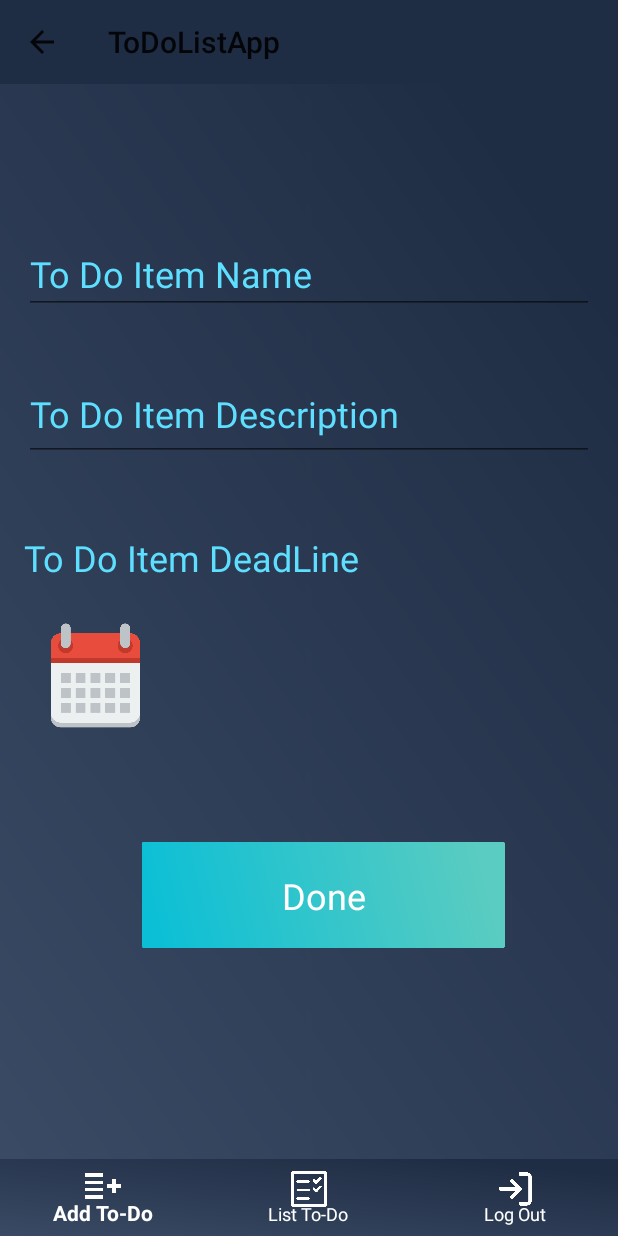
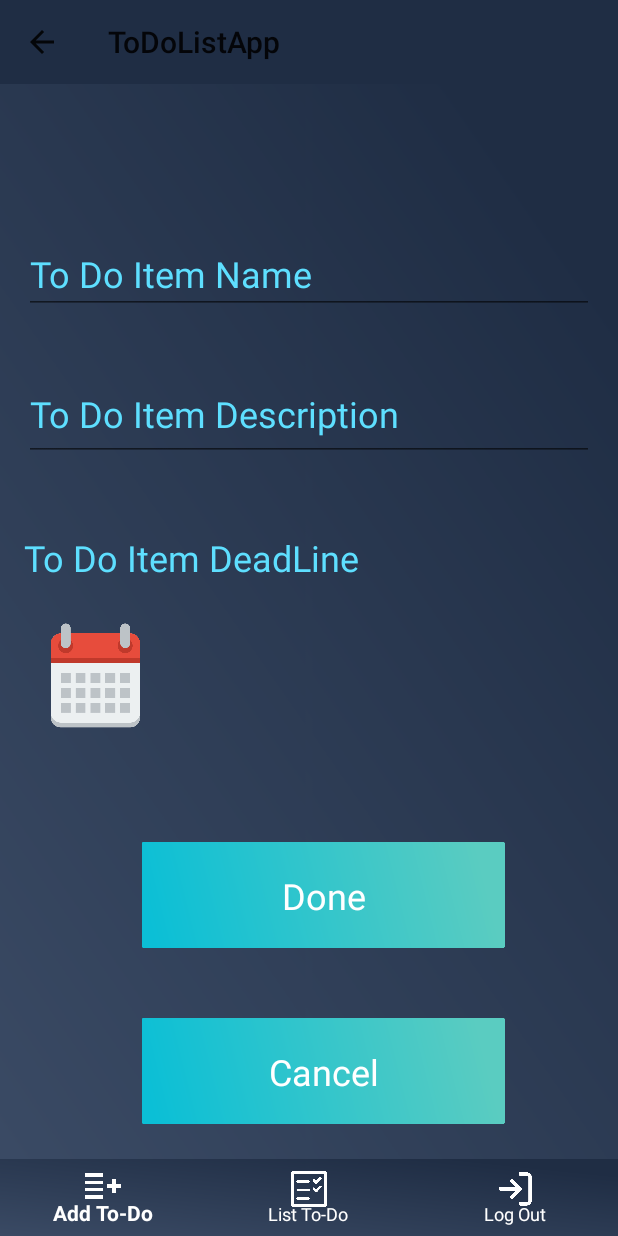
Before and after one commit to AlpYuktug/ToDoListApp, an Android app: the fragment FragmentToDoListAddItem placed in its activity, on a phone screen of 412 x 824 dp. Run offline under Robolectric (Android 15) with nearby library versions, the light colour scheme and no system bars; our stand-ins replace Volley; plain views replace MaterialEditText; network calls fail.

Commit message:
Minor Update After E-Mail

```diff
--- a/app/src/main/java/com/todolistapp/Activitiy/OpenPDF.java
+++ b/app/src/main/java/com/todolistapp/Activitiy/OpenPDF.java
@@ -9,7 +9,6 @@ import android.os.Bundle;
 import android.os.Environment;
 import android.view.View;
 import android.widget.ImageView;
-import android.widget.Toast;
 
 import com.github.barteksc.pdfviewer.PDFView;
 import com.todolistapp.R;
@@ -17,8 +16,6 @@ import com.todolistapp.R;
 import java.io.File;
 
 public class OpenPDF extends AppCompatActivity {
-
-    private static final int BACKUP_FILE_REQUEST_CODE = 1000;
 
     public PDFView pdfView;
     public ImageView imageViewShare;
@@ -39,7 +36,6 @@ public class OpenPDF extends AppCompatActivity {
         }
         pdfFile = new File(docsFolder.getAbsolutePath(), "ToDoList.pdf");
 
-
         pdfView.fromFile(pdfFile).load();
 
         imageViewShare.setOnClickListener(new View.OnClickListener() {
@@ -52,6 +48,5 @@ public class OpenPDF extends AppCompatActivity {
                 startActivity(shares);
             }
         });
-
     }
 }
--- a/app/src/main/java/com/todolistapp/Adapter/RecylerViewAdapterToDoList.java
+++ b/app/src/main/java/com/todolistapp/Adapter/RecylerViewAdapterToDoList.java
@@ -2,7 +2,6 @@ package com.todolistapp.Adapter;
 
 import android.content.Context;
 import android.content.SharedPreferences;
-import android.os.Handler;
 import android.view.LayoutInflater;
 import android.view.View;
 import android.view.ViewGroup;
@@ -152,8 +151,8 @@ public class RecylerViewAdapterToDoList extends RecyclerView.Adapter<RecylerView
     public void removeItem(int position) {
         Position=position;
         DeleteList();
-        ModelToDoLists.remove(Position);
-        notifyItemRemoved(Position);
+        ModelToDoLists.remove(position);
+        notifyItemRemoved(position);
     }
 
 }
--- a/app/src/main/java/com/todolistapp/Fragment/FragmentToDoListAddItem.java
+++ b/app/src/main/java/com/todolistapp/Fragment/FragmentToDoListAddItem.java
@@ -1,13 +1,8 @@
 package com.todolistapp.Fragment;
 
-import android.Manifest;
 import android.app.DatePickerDialog;
-import android.content.Intent;
 import android.content.SharedPreferences;
-import android.graphics.Color;
-import android.graphics.pdf.PdfDocument;
 import android.os.Bundle;
-import android.os.Environment;
 import android.os.StrictMode;
 import android.text.TextUtils;
 import android.view.LayoutInflater;
@@ -20,7 +15,6 @@ import android.widget.TextView;
 import android.widget.Toast;
 
 import androidx.fragment.app.Fragment;
-import androidx.recyclerview.widget.RecyclerView;
 
 import com.android.volley.Request;
 import com.android.volley.RequestQueue;
@@ -29,15 +23,11 @@ import com.android.volley.VolleyError;
 import com.android.volley.toolbox.StringRequest;
 import com.android.volley.toolbox.Volley;
 
-import com.todolistapp.Adapter.RecylerViewAdapterToDoListItem;
-import com.todolistapp.Model.ModelToDoListItem;
 import com.todolistapp.NetworkCall.VolleyNetworkCall;
 import com.todolistapp.R;
 
-import java.util.ArrayList;
 import java.util.Calendar;
 import java.util.HashMap;
-import java.util.List;
 import java.util.Map;
 
 import static android.content.Context.MODE_PRIVATE;
@@ -50,7 +40,7 @@ public class FragmentToDoListAddItem extends Fragment {
     String  ToDoListTopic, ToDoListItemTopic,ToDoListItemDescription,ToDoListItemDeadLine,ToDoListItemNumberExist;
 
     private EditText editTextToDoItemName,editTextToDoItemDesc;
-    private ImageView imageViewToDoListAdd,imageViewItemAdd,imageViewCalendar;
+    private ImageView imageViewCancel,imageViewItemAdd,imageViewCalendar;
     private TextView textViewSelectedDate;
 
     public RequestQueue mQueue;
@@ -79,7 +69,7 @@ public class FragmentToDoListAddItem extends Fragment {
 
         editTextToDoItemName =  view.findViewById(R.id.editTextToDoItemName);
         editTextToDoItemDesc =  view.findViewById(R.id.editTextToDoItemDesc);
-        imageViewToDoListAdd =  view.findViewById(R.id.imageViewToDoListAdd);
+        imageViewCancel      =  view.findViewById(R.id.imageViewCancel);
         imageViewItemAdd     =  view.findViewById(R.id.imageViewItemAdd);
         imageViewCalendar    =  view.findViewById(R.id.imageViewCalendar);
         textViewSelectedDate =  view.findViewById(R.id.textViewSelectedDate);
@@ -122,8 +112,18 @@ public class FragmentToDoListAddItem extends Fragment {
             }
         });
 
+        imageViewCancel.setOnClickListener(new View.OnClickListener() {
+            @Override
+            public void onClick(View view) {
+                Fragment fragment = new FragmentToDoListItem();
+
+                getActivity().getSupportFragmentManager()
+                        .beginTransaction()
+                        .replace(R.id.FragmentContent, fragment)
+                        .commit();
+            }
+        });
         return view;
-
     }
 
     private void ToDoListItemAddJSON() {
@@ -173,7 +173,6 @@ public class FragmentToDoListAddItem extends Fragment {
         };
         RequestQueue requestQueue = Volley.newRequestQueue(getContext());
         requestQueue.add(stringRequest);
-
     }
 
     public void CheckValue() {
--- a/app/src/main/java/com/todolistapp/NetworkCall/VolleyNetworkCall.java
+++ b/app/src/main/java/com/todolistapp/NetworkCall/VolleyNetworkCall.java
@@ -40,7 +40,6 @@ public class VolleyNetworkCall {
         return ToDoListItemUrl;
     }
 
-
     public String getToDoListAddUrl() {
         return ToDoListAddUrl;
     }
@@ -61,7 +60,6 @@ public class VolleyNetworkCall {
         return ToDoListItemAddExistUrl;
     }
 
-
     public String getToDoListItemOrderCategoryUrl() {
         return ToDoListItemOrderCategoryUrl;
     }
--- a/app/src/main/res/layout/activity_login.xml
+++ b/app/src/main/res/layout/activity_login.xml
@@ -69,7 +69,7 @@
         android:layout_height="wrap_content"
         android:layout_marginBottom="128dp"
         android:gravity="center"
-        android:text="Dont Have Account? SIGN UP"
+        android:text="@string/SignUp"
         android:textColor="#A2A2A2"
         android:textSize="20sp"
         app:layout_constraintBottom_toBottomOf="parent"
--- a/app/src/main/res/layout/activity_register.xml
+++ b/app/src/main/res/layout/activity_register.xml
@@ -69,7 +69,7 @@
         android:layout_height="wrap_content"
         android:layout_marginBottom="128dp"
         android:gravity="center"
-        android:text="Have Account? SIGN IN"
+        android:text="@string/SignIn"
         android:textColor="#A2A2A2"
         android:textSize="20sp"
         app:layout_constraintBottom_toBottomOf="parent"
--- a/app/src/main/res/layout/fragment_todolist_item_add.xml
+++ b/app/src/main/res/layout/fragment_todolist_item_add.xml
@@ -24,7 +24,7 @@
         android:layout_width="0dp"
         android:layout_height="wrap_content"
         android:layout_marginTop="48dp"
-        android:text="To Do Item DeadLine"
+        android:text="@string/ToDoItemDeadLine"
         android:textColor="@color/colorAccent"
         android:textSize="24sp"
         app:layout_constraintEnd_toEndOf="@+id/editTextToDoItemDesc"
@@ -40,7 +40,7 @@
         android:layout_marginTop="100dp"
         android:layout_marginEnd="16dp"
         android:ems="16"
-        android:hint="To Do Item Name"
+        android:hint="@string/ToDoItemName"
         android:inputType="textEmailAddress"
         android:scrollbarThumbHorizontal="@android:color/background_light"
         android:scrollbarThumbVertical="@android:color/background_light"
@@ -70,15 +70,14 @@
         android:id="@+id/textViewSelectedDate"
         android:layout_width="0dp"
         android:layout_height="wrap_content"
-        android:layout_marginStart="52dp"
         android:gravity="center"
         android:textColor="@color/colorAccent"
         android:textSize="24sp"
         app:layout_constraintBottom_toBottomOf="@+id/imageViewCalendar"
         app:layout_constraintEnd_toEndOf="@+id/textViewDate"
+        app:layout_constraintHorizontal_bias="0.0"
         app:layout_constraintStart_toEndOf="@+id/imageViewCalendar"
-        app:layout_constraintTop_toTopOf="@+id/imageViewCalendar"
-        app:layout_constraintVertical_bias="0.685" />
+        app:layout_constraintTop_toTopOf="@+id/imageViewCalendar" />
 
     <com.rengwuxian.materialedittext.MaterialEditText
         android:id="@+id/editTextToDoItemDesc"
@@ -86,7 +85,7 @@
         android:layout_height="62dp"
         android:layout_marginTop="36dp"
         android:ems="16"
-        android:hint="To Do Item Description"
+        android:hint="@string/ToDoItemDescription"
         android:inputType="textEmailAddress"
         android:scrollbarThumbHorizontal="@android:color/background_light"
         android:scrollbarThumbVertical="@android:color/background_light"
@@ -106,11 +105,34 @@
         android:id="@+id/textView4"
         android:layout_width="wrap_content"
         android:layout_height="wrap_content"
-        android:text="Done"
+        android:text="@string/Done"
         android:textColor="@android:color/background_light"
         android:textSize="24sp"
         app:layout_constraintBottom_toBottomOf="@+id/imageViewItemAdd"
         app:layout_constraintEnd_toEndOf="@+id/imageViewItemAdd"
         app:layout_constraintStart_toStartOf="@+id/imageViewItemAdd"
         app:layout_constraintTop_toTopOf="@+id/imageViewItemAdd" />
+
+    <ImageView
+        android:id="@+id/imageViewCancel"
+        android:layout_width="0dp"
+        android:layout_height="105dp"
+        android:layout_marginTop="12dp"
+        app:layout_constraintEnd_toEndOf="@+id/imageViewItemAdd"
+        app:layout_constraintHorizontal_bias="0.0"
+        app:layout_constraintStart_toStartOf="@+id/imageViewItemAdd"
+        app:layout_constraintTop_toBottomOf="@+id/imageViewItemAdd"
+        app:srcCompat="@drawable/button" />
+
+    <TextView
+        android:id="@+id/textView6"
+        android:layout_width="wrap_content"
+        android:layout_height="wrap_content"
+        android:text="@android:string/cancel"
+        android:textColor="@android:color/background_light"
+        android:textSize="24sp"
+        app:layout_constraintBottom_toBottomOf="@+id/imageViewCancel"
+        app:layout_constraintEnd_toEndOf="@+id/imageViewCancel"
+        app:layout_constraintStart_toStartOf="@+id/imageViewCancel"
+        app:layout_constraintTop_toTopOf="@+id/imageViewCancel" />
 </androidx.constraintlayout.widget.ConstraintLayout>
--- a/app/src/main/res/values/strings.xml
+++ b/app/src/main/res/values/strings.xml
@@ -1,3 +1,12 @@
 <resources>
     <string name="app_name">ToDoListApp</string>
+    <string name="ToDoName">To Do Name</string>
+    <string name="ToDoItemDeadLine">To Do Item DeadLine</string>
+    <string name="ToDoItemName">To Do Item Name</string>
+    <string name="ToDoItemDescription">To Do Item Description</string>
+    <string name="Done">Done</string>
+    <string name="Cancel">Cancel</string>
+    <string name="SignUp">Dont Have An Account? Sign Up Here!</string>
+    <string name="SignIn">Have An Account? Sign In Here!</string>
+
 </resources>
--- a/app/src/main/res/values/styles.xml
+++ b/app/src/main/res/values/styles.xml
@@ -8,4 +8,5 @@
         <item name="colorAccent">@color/colorAccent</item>
     </style>
 
+
 </resources>
```
Also changed, not shown: app/src/main/java/com/todolistapp/Activitiy/Home.java (+10 -5 lines), app/src/main/java/com/todolistapp/Activitiy/Login.java (+2 -9 lines), app/src/main/java/com/todolistapp/Activitiy/Register.java (+6 -5 lines), app/src/main/java/com/todolistapp/Adapter/RecylerViewAdapterToDoListItem.java (+16 -24 lines), app/src/main/java/com/todolistapp/Fragment/FragmentToDoListCreate.java (+13 -18 lines), app/src/main/java/com/todolistapp/Fragment/FragmentToDoListItem.java (+1 -7 lines), app/src/main/res/anim/slide_in_right.xml (added, +8 -0 lines), app/src/main/res/anim/slide_out_left.xml (added, +8 -0 lines), app/src/main/res/layout/fragment_todolist_create.xml (+28 -7 lines).
